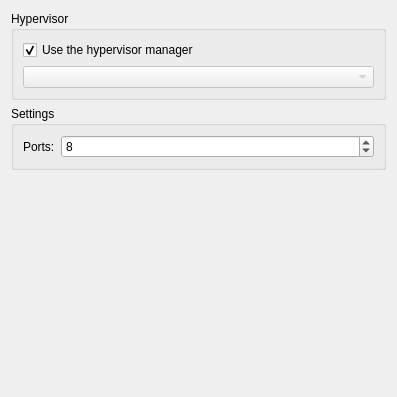
Above: src/GNS3/Ui/ConfigurationPages/Form_HubPage.ui from GNS3/gns3-legacy before the change. Below: the same form after it.
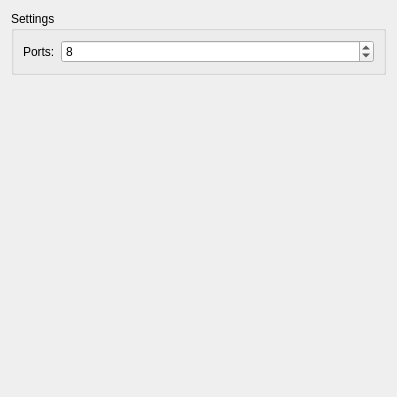
That is the form after the change.

Commit message:
[*] Remove hypervisor options for switches in node configurator
- Test a new way to test the connection to an hypervisor

The edit to the form file:
```diff
--- a/src/GNS3/Ui/ConfigurationPages/Form_HubPage.ui
+++ b/src/GNS3/Ui/ConfigurationPages/Form_HubPage.ui
@@ -14,45 +14,6 @@
   </property>
   <layout class="QGridLayout" >
    <item row="0" column="0" >
-    <widget class="QGroupBox" name="groupBox_4" >
-     <property name="title" >
-      <string>Hypervisor</string>
-     </property>
-     <layout class="QGridLayout" >
-      <item row="0" column="0" >
-       <widget class="QCheckBox" name="checkBoxIntegratedHypervisor" >
-        <property name="text" >
-         <string>Use the hypervisor manager</string>
-        </property>
-        <property name="checked" >
-         <bool>true</bool>
-        </property>
-       </widget>
-      </item>
-      <item row="0" column="1" >
-       <spacer>
-        <property name="orientation" >
-         <enum>Qt::Horizontal</enum>
-        </property>
-        <property name="sizeHint" >
-         <size>
-          <width>141</width>
-          <height>20</height>
-         </size>
-        </property>
-       </spacer>
-      </item>
-      <item row="1" column="0" colspan="2" >
-       <widget class="QComboBox" name="comboBoxHypervisors" >
-        <property name="enabled" >
-         <bool>false</bool>
-        </property>
-       </widget>
-      </item>
-     </layout>
-    </widget>
-   </item>
-   <item row="1" column="0" >
     <widget class="QGroupBox" name="groupBox" >
      <property name="sizePolicy" >
       <sizepolicy vsizetype="Preferred" hsizetype="Expanding" >
@@ -96,7 +57,7 @@
      </layout>
     </widget>
    </item>
-   <item row="2" column="0" >
+   <item row="1" column="0" >
     <spacer>
      <property name="orientation" >
       <enum>Qt::Vertical</enum>
```
The commit also changes 29 other files.
